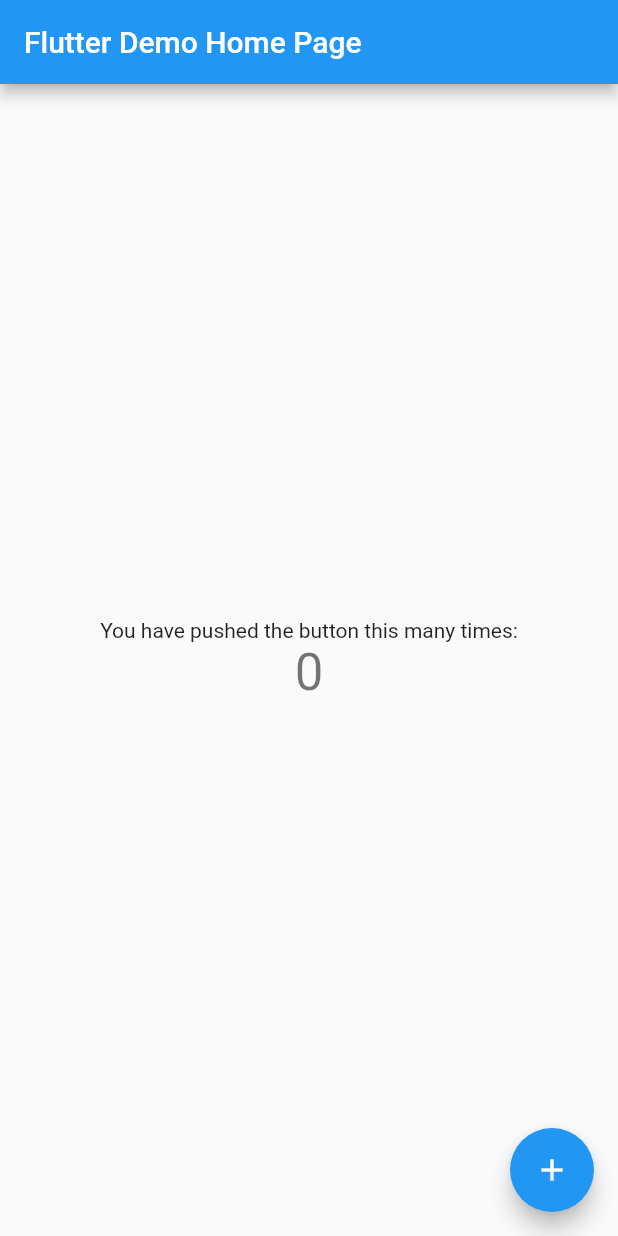
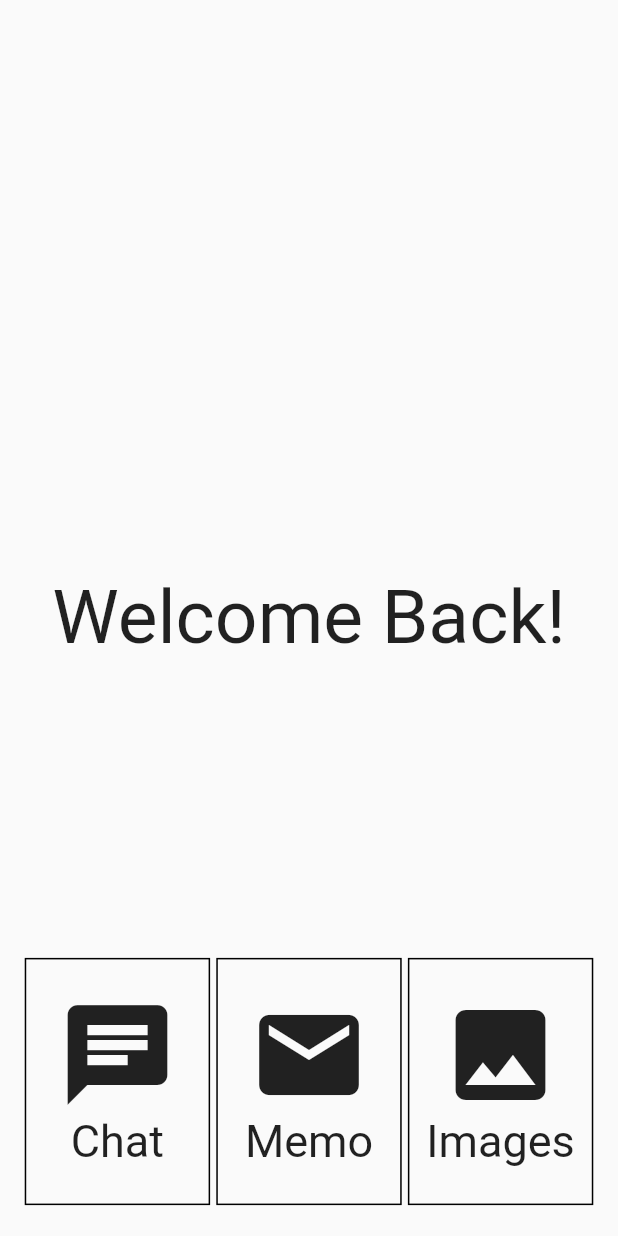
Before and after one commit to LStajic/trouper-bane-front, a Flutter app: the screen it shows after launch, on a phone screen of 412 x 824 dp. Run offline on Flutter 3.47's test engine with Material 2 defaults, Android fonts, the phone set to English and light mode, and no system bars; our stand-ins replace get.

Commit message:
First Commit

```diff
--- /dev/null
+++ b/testapp/lib/chat/chatpage.dart
@@ -0,0 +1,58 @@
+// ignore_for_file: prefer_const_constructors
+
+import 'package:flutter/material.dart';
+
+class ChatStartPage extends StatefulWidget {
+  const ChatStartPage({Key? key}) : super(key: key);
+
+  @override
+  _ChatStartPageState createState() => _ChatStartPageState();
+}
+
+class _ChatStartPageState extends State<ChatStartPage> {
+  @override
+  Widget build(BuildContext context) {
+    return Scaffold(
+      appBar: AppBar(
+        leading: IconButton(
+          onPressed: () => Navigator.pop(context),
+          icon: Icon(Icons.arrow_back),
+        ),
+      ),
+      body: Stack(children: [
+        Container(),
+        ListView.builder(
+            itemCount: null,
+            itemBuilder: ((context, index) {
+              return chatTile();
+            }))
+      ]),
+    );
+  }
+}
+
+Widget chatTile() {
+  return InkWell(
+    onTap: () => null,
+    child: ListTile(
+      contentPadding: EdgeInsets.only(top: 24,bottom: 24,right: 16,left: 8),
+
+
+      //slika i prepoznavanje tipa razgovora
+
+      leading: IconButton(onPressed: null, icon: Icon(Icons.ac_unit),iconSize: 40,),
+
+
+      //osnovne informacije o poslednjoj poruci
+
+      title: Column(
+        crossAxisAlignment: CrossAxisAlignment.start,
+        children: [
+          Text("Brat Moi",style: TextStyle(fontSize: 30, fontWeight: FontWeight.bold),),
+          Text("Kozarska brigada krece preko Save",style: TextStyle(fontSize: 20)),
+        ],
+      ),
+      trailing: Text("18:15"),
+    ),
+  );
+}
--- a/testapp/lib/main.dart
+++ b/testapp/lib/main.dart
@@ -1,115 +1,18 @@
 import 'package:flutter/material.dart';
+import 'package:get/get.dart';
+import 'package:testapp/start.dart';
 
 void main() {
   runApp(const MyApp());
 }
 
 class MyApp extends StatelessWidget {
-  const MyApp({Key? key}) : super(key: key);
+  const MyApp({ Key? key }) : super(key: key);
 
-  // This widget is the root of your application.
   @override
   Widget build(BuildContext context) {
-    return MaterialApp(
-      title: 'Flutter Demo',
-      theme: ThemeData(
-        // This is the theme of your application.
-        //
-        // Try running your application with "flutter run". You'll see the
-        // application has a blue toolbar. Then, without quitting the app, try
-        // changing the primarySwatch below to Colors.green and then invoke
-        // "hot reload" (press "r" in the console where you ran "flutter run",
-        // or simply save your changes to "hot reload" in a Flutter IDE).
-        // Notice that the counter didn't reset back to zero; the application
-        // is not restarted.
-        primarySwatch: Colors.blue,
-      ),
-      home: const MyHomePage(title: 'Flutter Demo Home Page'),
+    return GetMaterialApp(
+      home: StartPage()
     );
   }
 }
-
-class MyHomePage extends StatefulWidget {
-  const MyHomePage({Key? key, required this.title}) : super(key: key);
-
-  // This widget is the home page of your application. It is stateful, meaning
-  // that it has a State object (defined below) that contains fields that affect
-  // how it looks.
-
-  // This class is the configuration for the state. It holds the values (in this
-  // case the title) provided by the parent (in this case the App widget) and
-  // used by the build method of the State. Fields in a Widget subclass are
-  // always marked "final".
-
-  final String title;
-
-  @override
-  State<MyHomePage> createState() => _MyHomePageState();
-}
-
-class _MyHomePageState extends State<MyHomePage> {
-  int _counter = 0;
-
-  void _incrementCounter() {
-    setState(() {
-      // This call to setState tells the Flutter framework that something has
-      // changed in this State, which causes it to rerun the build method below
-      // so that the display can reflect the updated values. If we changed
-      // _counter without calling setState(), then the build method would not be
-      // called again, and so nothing would appear to happen.
-      _counter++;
-    });
-  }
-
-  @override
-  Widget build(BuildContext context) {
-    // This method is rerun every time setState is called, for instance as done
-    // by the _incrementCounter method above.
-    //
-    // The Flutter framework has been optimized to make rerunning build methods
-    // fast, so that you can just rebuild anything that needs updating rather
-    // than having to individually change instances of widgets.
-    return Scaffold(
-      appBar: AppBar(
-        // Here we take the value from the MyHomePage object that was created by
-        // the App.build method, and use it to set our appbar title.
-        title: Text(widget.title),
-      ),
-      body: Center(
-        // Center is a layout widget. It takes a single child and positions it
-        // in the middle of the parent.
-        child: Column(
-          // Column is also a layout widget. It takes a list of children and
-          // arranges them vertically. By default, it sizes itself to fit its
-          // children horizontally, and tries to be as tall as its parent.
-          //
-          // Invoke "debug painting" (press "p" in the console, choose the
-          // "Toggle Debug Paint" action from the Flutter Inspector in Android
-          // Studio, or the "Toggle Debug Paint" command in Visual Studio Code)
-          // to see the wireframe for each widget.
-          //
-          // Column has various properties to control how it sizes itself and
-          // how it positions its children. Here we use mainAxisAlignment to
-          // center the children vertically; the main axis here is the vertical
-          // axis because Columns are vertical (the cross axis would be
-          // horizontal).
-          mainAxisAlignment: MainAxisAlignment.center,
-          children: <Widget>[
-            const Text(
-              'You have pushed the button this many times:',
-            ),
-            Text(
-              '$_counter',
-              style: Theme.of(context).textTheme.headline4,
-            ),
-          ],
-        ),
-      ),
-      floatingActionButton: FloatingActionButton(
-        onPressed: _incrementCounter,
-        tooltip: 'Increment',
-        child: const Icon(Icons.add),
-      ), // This trailing comma makes auto-formatting nicer for build methods.
-    );
-  }
-}
--- /dev/null
+++ b/testapp/lib/start.dart
@@ -0,0 +1,174 @@
+// ignore_for_file: prefer_const_constructors, prefer_const_literals_to_create_immutables
+
+import 'package:flutter/material.dart';
+import 'package:get/get.dart';
+import 'package:testapp/chat/chatpage.dart';
+
+class StartPage extends StatefulWidget {
+  const StartPage({Key? key}) : super(key: key);
+
+  @override
+  _StartPageState createState() => _StartPageState();
+}
+
+class _StartPageState extends State<StartPage> {
+  final Future<String> _calculation = Future<String>.delayed(
+    const Duration(seconds: 2),
+    () => 'Data Loaded',
+  );
+
+  List<bool> hver = [false, false, false];
+  double op = 0;
+  Alignment al = Alignment.topCenter;
+
+  @override
+  Widget build(BuildContext context) {
+    return Scaffold(
+        body: Stack(
+      children: [
+        // AnimatedPositioned(
+        //   top: MediaQuery.of(context).size.height * 0.9,
+        //   left: MediaQuery.of(context).size.width * 0.025,
+        //   right: MediaQuery.of(context).size.width * (1 - 0.025 - 0.3),
+        //   bottom: 0,
+        //   child: Container(
+        //   decoration: BoxDecoration(border: Border.all(color: Colors.black, width: 3)),
+        // ), duration: Duration(seconds: 1)),
+        Positioned.fill(
+          top: MediaQuery.of(context).size.height * 0.75,
+          child: Row(
+            children: [
+              Spacer(),
+              MouseRegion(
+                onEnter: (PointerEvent details) => setState(() {
+                  hver[0] = true;
+                }),
+                onExit: (PointerEvent details) => setState(() {
+                  hver[0] = false;
+                }),
+                child: GestureDetector(
+                  onTap: () => Get.to(ChatStartPage()),
+                  child: AnimatedContainer(
+                    width: (hver[0])
+                        ? MediaQuery.of(context).size.width * 0.32
+                        : MediaQuery.of(context).size.width * 0.3,
+                    height: (hver[0])
+                        ? MediaQuery.of(context).size.height * 0.22
+                        : MediaQuery.of(context).size.height * 0.2,
+                    decoration: BoxDecoration(border: Border.all(
+                      width: (hver[0]) ? 4 : 1
+                    )),
+                    duration: Duration(milliseconds: 200),
+                    child: Center(child: Column(
+                      crossAxisAlignment: CrossAxisAlignment.center,
+                      mainAxisAlignment: MainAxisAlignment.center,
+                      children: [
+                      Icon(Icons.chat,size: 80,),
+                      Text(
+                        "Chat",
+                        style: TextStyle(fontSize: 30),
+                      )
+                    ],)),
+                  ),
+                ),
+              ),
+              SizedBox(
+                width: MediaQuery.of(context).size.width * 0.01,
+              ),
+              MouseRegion(
+                onEnter: (PointerEvent details) => setState(() {
+                  hver[1] = true;
+                }),
+                onExit: (PointerEvent details) => setState(() {
+                  hver[1] = false;
+                }),
+                child: GestureDetector(
+                  onTap: () => null,
+                  child: AnimatedContainer(
+                    width: (hver[1])
+                        ? MediaQuery.of(context).size.width * 0.32
+                        : MediaQuery.of(context).size.width * 0.3,
+                    height: (hver[1])
+                        ? MediaQuery.of(context).size.height * 0.22
+                        : MediaQuery.of(context).size.height * 0.2,
+                    decoration: BoxDecoration(border: Border.all(
+                      width: (hver[1]) ? 4 : 1
+                    )),
+                    duration: Duration(milliseconds: 200),
+                    child: Center(child: Column(
+                      crossAxisAlignment: CrossAxisAlignment.center,
+                      mainAxisAlignment: MainAxisAlignment.center,
+                      children: [
+                      Icon(Icons.mail,size: 80,),
+                      Text(
+                        "Memo",
+                        style: TextStyle(fontSize: 30),
+                      )
+                    ],)),
+                  ),
+                ),
+              ),
+              SizedBox(
+                width: MediaQuery.of(context).size.width * 0.01,
+              ),
+              MouseRegion(
+                onEnter: (PointerEvent details) => setState(() {
+                  hver[2] = true;
+                }),
+                onExit: (PointerEvent details) => setState(() {
+                  hver[2] = false;
+                }),
+                child: GestureDetector(
+                  onTap: () => null,
+                  child: AnimatedContainer(
+                    width: (hver[2])
+                        ? MediaQuery.of(context).size.width * 0.32
+                        : MediaQuery.of(context).size.width * 0.3,
+                    height: (hver[2])
+                        ? MediaQuery.of(context).size.height * 0.22
+                        : MediaQuery.of(context).size.height * 0.2,
+                    decoration: BoxDecoration(border: Border.all(
+                      width: (hver[2]) ? 4 : 1
+                    ),),
+                    duration: Duration(milliseconds: 200),
+                    child: Center(child: Column(
+                      crossAxisAlignment: CrossAxisAlignment.center,
+                      mainAxisAlignment: MainAxisAlignment.center,
+                      children: [
+                      Icon(Icons.photo,size: 80,),
+                      Text(
+                        "Images",
+                        style: TextStyle(fontSize: 30),
+                      )
+                    ],)),
+                  ),
+                ),
+              ),
+              Spacer()
+            ],
+          ),
+        ),
+        FutureBuilder<String>(
+          future: _calculation,
+          builder: (BuildContext context, AsyncSnapshot<String> snapshot) {
+            return AnimatedOpacity(
+                opacity: (snapshot.hasData) ? 1 : 0,
+                duration: Duration(seconds: 3),
+                curve: Curves.decelerate,
+                child: AnimatedAlign(
+                  alignment: (snapshot.hasData)
+                      ? Alignment.center
+                      : Alignment.topCenter,
+                  duration: const Duration(seconds: 2),
+                  curve: Curves.decelerate,
+                  child: Text(
+                    "Welcome Back!",
+                    style: TextStyle(fontSize: 50),
+                  ),
+                ));
+          },
+        ),
+      ],
+    ));
+  }
+}
--- a/testapp/pubspec.yaml
+++ b/testapp/pubspec.yaml
@@ -29,6 +29,7 @@ environment:
 dependencies:
   flutter:
     sdk: flutter
+  get:
 
 
   # The following adds the Cupertino Icons font to your application.
```
Also changed, not shown: testapp/pubspec.lock.
